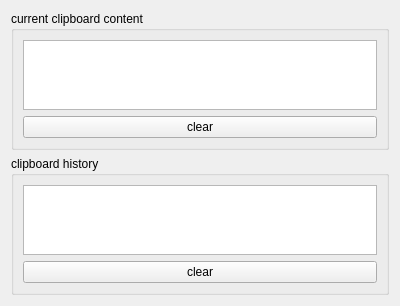
The window that DevelopmentHelper/ClipboardManager.ui (Ulle84/UllesSourceCode) describes before a commit, drawn with Qt 5.
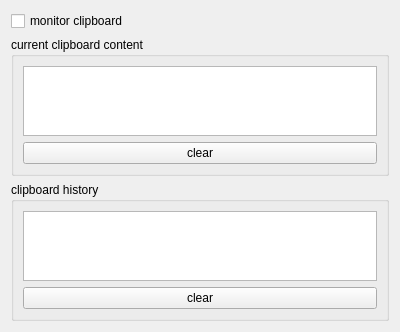
The same window after the commit.

```diff
--- a/DevelopmentHelper/ClipboardManager.ui
+++ b/DevelopmentHelper/ClipboardManager.ui
@@ -14,7 +14,7 @@
    <string>Form</string>
   </property>
   <layout class="QGridLayout" name="gridLayout">
-   <item row="0" column="0">
+   <item row="1" column="0">
     <widget class="QGroupBox" name="groupBox">
      <property name="title">
       <string>current clipboard content</string>
@@ -37,7 +37,7 @@
      </layout>
     </widget>
    </item>
-   <item row="1" column="0">
+   <item row="2" column="0">
     <widget class="QGroupBox" name="groupBox_2">
      <property name="title">
       <string>clipboard history</string>
@@ -56,6 +56,13 @@
      </layout>
     </widget>
    </item>
+   <item row="0" column="0">
+    <widget class="QCheckBox" name="checkBox">
+     <property name="text">
+      <string>monitor clipboard</string>
+     </property>
+    </widget>
+   </item>
   </layout>
  </widget>
  <resources/>
```
